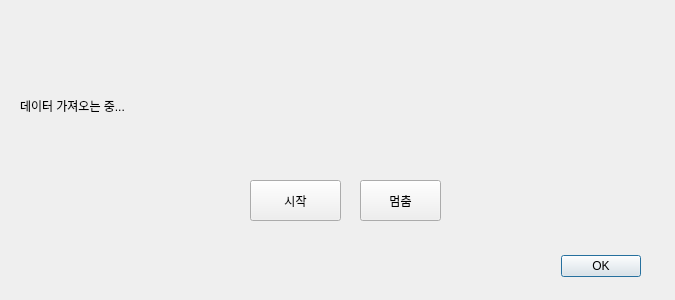
First picture: the form in src/qgis_plugin/IOT_DT_Module_dialog_base.ui, repository profkim2000/QGIS_IoT_plugin, before the edit.
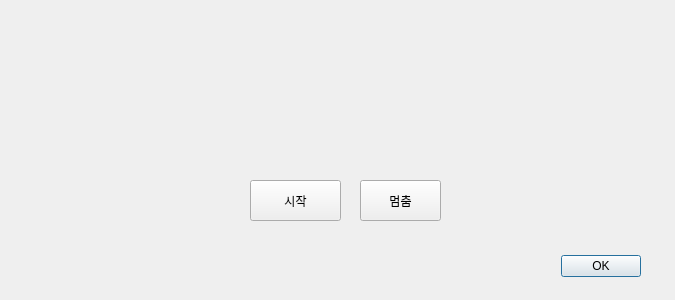
Second picture: the form after the edit.

What changed in the file:
```diff
--- a/src/qgis_plugin/IOT_DT_Module_dialog_base.ui
+++ b/src/qgis_plugin/IOT_DT_Module_dialog_base.ui
@@ -39,7 +39,7 @@
     </rect>
    </property>
    <property name="text">
-    <string>데이터 가져오는 중...</string>
+    <string/>
    </property>
   </widget>
   <widget class="QPushButton" name="btnStart">
```
